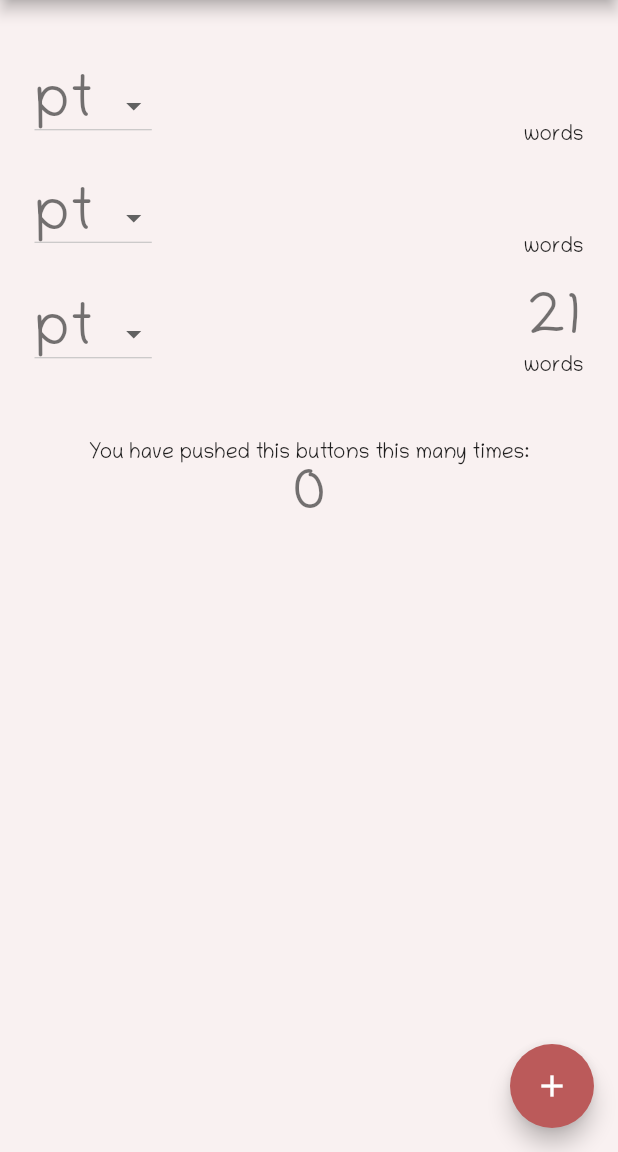
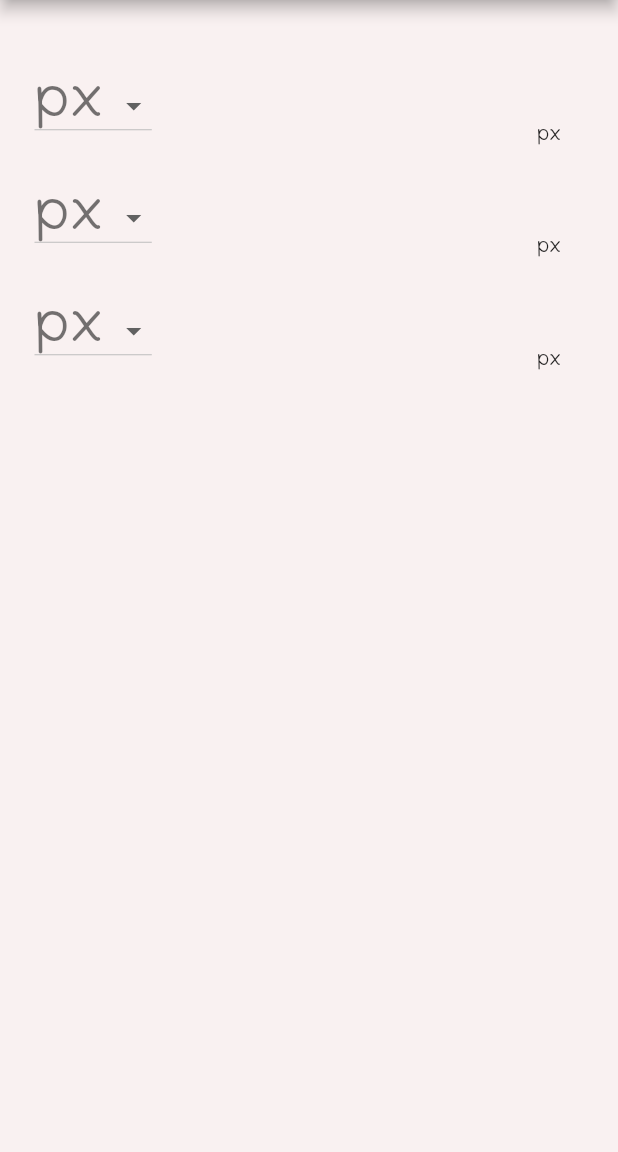
Before and after one commit to koolasys/CSS-Unit-Converter, a Flutter app: the screen it shows after launch, on a phone screen of 412 x 824 dp, the part 84-1236 px from its top. Run offline on Flutter 3.47's test engine with Material 2 defaults, Android fonts, the phone set to English and light mode, and no system bars.

Commit message:
More build changes

```diff
--- a/lib/pages/convertor_screen.dart
+++ b/lib/pages/convertor_screen.dart
@@ -1,8 +1,6 @@
 //Convertor ScreenView
 import 'package:flutter/material.dart';
-import '../themes/themes.dart';
 import './unit_convertor.dart';
-import 'package:flutter/services.dart';
 
 class ConvertorView extends StatefulWidget {
   const ConvertorView({Key? key, required this.title}) : super(key: key);
@@ -14,28 +12,6 @@ class ConvertorView extends StatefulWidget {
 }
 
 class _ConvertorView extends State<ConvertorView> {
-  int _counter = 0;
-
-  void _incrementCounter() {
-    setState(() {
-      // This call to setState tells the Flutter framework that something has
-      // changed in this State, which causes it to rerun the build method below
-      // so that the display can reflect the updated values. If we changed
-      // _counter without calling setState(), then the build method would not be
-      // called again, and so nothing would appear to happen.
-      _counter++;
-      print("${_pxTopt(20)}pt");
-    });
-  }
-
-  double _pxTopt(double px) {
-    //double px;
-    double pt = px * 0.75;
-    return pt;
-  }
-
-  //final space = Spacer(2);
-
   Widget buildCalculator() {
     return Padding(
       padding: const EdgeInsets.all(15),
@@ -45,120 +21,18 @@ class _ConvertorView extends State<ConvertorView> {
           child: Column(
               crossAxisAlignment: CrossAxisAlignment.start,
               mainAxisAlignment: MainAxisAlignment.spaceBetween,
-              children: <Widget>[
-                const UnitConvertorClass(),
-                //const Spacer(flex: 1),
-                const SizeBox(size: 20),
-                const UnitConvertorClass(),
-                const SizeBox(size: 20),
-                //const UnitConvertorClass(),
-                //const Spacer(flex: 1),
-                buildConvertor(),
-                const SizeBox(size: 20),
+              children: const <Widget>[
+                UnitConvertorClass(),
+                SizeBox(size: 20),
+                UnitConvertorClass(),
+                SizeBox(size: 20),
+                UnitConvertorClass(),
+                SizeBox(size: 20),
 
                 //const Spacer(flex: 1),
               ]),
         ),
       ),
-    );
-  }
-
-  List<DropdownMenuItem<String>> get dropdownUnits {
-    List<DropdownMenuItem<String>> unitsList = [
-      const DropdownMenuItem(child: Text("px"), value: "px"),
-      const DropdownMenuItem(child: Text("pt"), value: "pt"),
-      const DropdownMenuItem(child: Text("em"), value: "em"),
-      const DropdownMenuItem(child: Text("sp"), value: "sp"),
-    ];
-    return unitsList;
-  }
-
-  ///Method to do the converting
-  void _convert(double val, String current, String to) {
-    ///converted is the value of the converted input
-    ///current is the value of the currently selected unit measure
-    ///to is the value of the unit to be converted to
-    double converted;
-    switch (current) {
-      case "px":
-        {
-          if (to == "em") {
-            converted = val * 0.0625;
-            print("$converted is em");
-          } else if (to == "pt") {
-            converted = val * 0.75;
-            print("$val is pt");
-          } else if (to == "px") {
-            converted = val;
-            print("$converted is px");
-          }
-        }
-        break;
-      case "pt":
-        {
-          if (to == "em") {
-            converted = val * 0.083645834169792;
-            print("$converted is em");
-          } else if (to == "pt") {
-            converted = val;
-            print("$val is pt");
-          } else if (to == "px") {
-            converted = val / 0.75;
-            print("$converted is px");
-          }
-        }
-        break;
-      case "em":
-        {
-          if (to == "em") {
-            converted = val;
-            print("$converted is em");
-          } else if (to == "pt") {
-            converted = val / 0.083645834169792;
-            print("$val is pt");
-          } else if (to == "px") {
-            converted = val / 0.0625;
-            print("$converted is px");
-          }
-        }
-        break;
-      default:
-        {
-          converted = 0;
-          print("def");
-        }
-        break;
-    }
-  }
-
-  String selectedUnit = "pt";
-
-  Widget buildConvertor() {
-    return Row(
-      children: [
-        DropdownButton(
-          style: Theme.of(context).textTheme.headline4,
-          items: dropdownUnits,
-          value: selectedUnit,
-          onChanged: (String? newValue) {
-            setState(() {
-              selectedUnit = newValue!;
-            });
-          },
-        ),
-        const Spacer(
-          flex: 1,
-        ),
-        Column(
-          children: <Widget>[
-            Text(
-              "21",
-              style: Theme.of(context).textTheme.headline4,
-            ),
-            Text("words"),
-          ],
-        ),
-      ],
     );
   }
 
@@ -176,21 +50,8 @@ class _ConvertorView extends State<ConvertorView> {
         children: <Widget>[
           const SizeBox(size: 20),
           buildCalculator(),
-          const Text(
-            'You have pushed this buttons this many times:',
-          ),
-          Text(
-            '$_counter',
-            style: Theme.of(context).textTheme.headline4,
-          ),
         ],
       ),
-      // ),
-      floatingActionButton: FloatingActionButton(
-        onPressed: _incrementCounter,
-        tooltip: 'Increment',
-        child: const Icon(Icons.add),
-      ), // This trailing comma makes auto-formatting nicer for build methods.
     );
   }
 }
--- a/lib/pages/unit_convertor.dart
+++ b/lib/pages/unit_convertor.dart
@@ -11,14 +11,10 @@ class UnitConvertorClass extends StatefulWidget {
 }
 
 class _UnitConvertorClassState extends State<UnitConvertorClass> {
+  /// dropdownUnits - dropdown of units
   List<DropdownMenuItem<String>> get dropdownUnits {
     List<DropdownMenuItem<String>> unitsList = [
-      DropdownMenuItem(
-          child: Text(
-            "px",
-            style: TextStyle(color: Theme.of(context).primaryColor),
-          ),
-          value: "px"),
+      const DropdownMenuItem(child: Text("px"), value: "px"),
       const DropdownMenuItem(child: Text("pt"), value: "pt"),
       const DropdownMenuItem(child: Text("em"), value: "em"),
       const DropdownMenuItem(child: Text("sp"), value: "sp"),
@@ -27,7 +23,11 @@ class _UnitConvertorClassState extends State<UnitConvertorClass> {
   }
 
   ///selectedUnit is the selected state of the drop down list item
-  String selectedUnit = "pt";
+  String selectedUnit = "px";
+  String to = "px";
+  double value = 0;
+
+  TextEditingController inputController = TextEditingController();
 
   ///_isTouched confirms if a row is being selected
   final _isTouched = false;
@@ -130,13 +130,15 @@ class _UnitConvertorClassState extends State<UnitConvertorClass> {
                 width: 250,
                 height: 40,
                 child: TextFormField(
+                  controller: inputController,
                   style: Theme.of(context).textTheme.headline4,
                   textAlign: TextAlign.right,
                   keyboardType: const TextInputType.numberWithOptions(
                     decimal: true,
                   ),
                   inputFormatters: <TextInputFormatter>[
-                    FilteringTextInputFormatter.allow(RegExp(r'[0-9,.]'))
+                    LengthLimitingTextInputFormatter(6),
+                    FilteringTextInputFormatter.allow(RegExp(r'[0-9.]'))
                   ],
                   decoration: const InputDecoration(
                     border: OutlineInputBorder(
@@ -146,12 +148,18 @@ class _UnitConvertorClassState extends State<UnitConvertorClass> {
                       ),
                     ),
                   ),
+                  onChanged: (val) {
+                    _convert(double.parse(val), selectedUnit, "px");
+                  },
                   //validator: numberValidator,
                 ),
               ),
-              Text(
-                "words",
-                textAlign: TextAlign.right,
+              Padding(
+                padding: const EdgeInsets.only(right: 15),
+                child: Text(
+                  selectedUnit,
+                  textAlign: TextAlign.right,
+                ),
               ),
             ],
           ),
--- a/lib/themes/themes.dart
+++ b/lib/themes/themes.dart
@@ -20,8 +20,6 @@ MaterialColor scaffoldBG = MaterialColor(0xffF9F1F1, color);
 ThemeData defaultTheme = ThemeData(
   scaffoldBackgroundColor: scaffoldBG,
   primarySwatch: themeColor,
-  accentColor: themeColor,
-  //olorScheme: Colors.pink,
   fontFamily: "Chilanka",
   textTheme: const TextTheme(
     headline1: TextStyle(
@@ -30,9 +28,5 @@ ThemeData defaultTheme = ThemeData(
       fontSize: 40,
     ),
     headline5: TextStyle(fontSize: 40),
-    //titleLarge: TextStyle(fontSize: 100, color: Colors.white),
-    //headline1:
-    //a,
   ),
-  //primaryColor: themeColor,
 );
```
